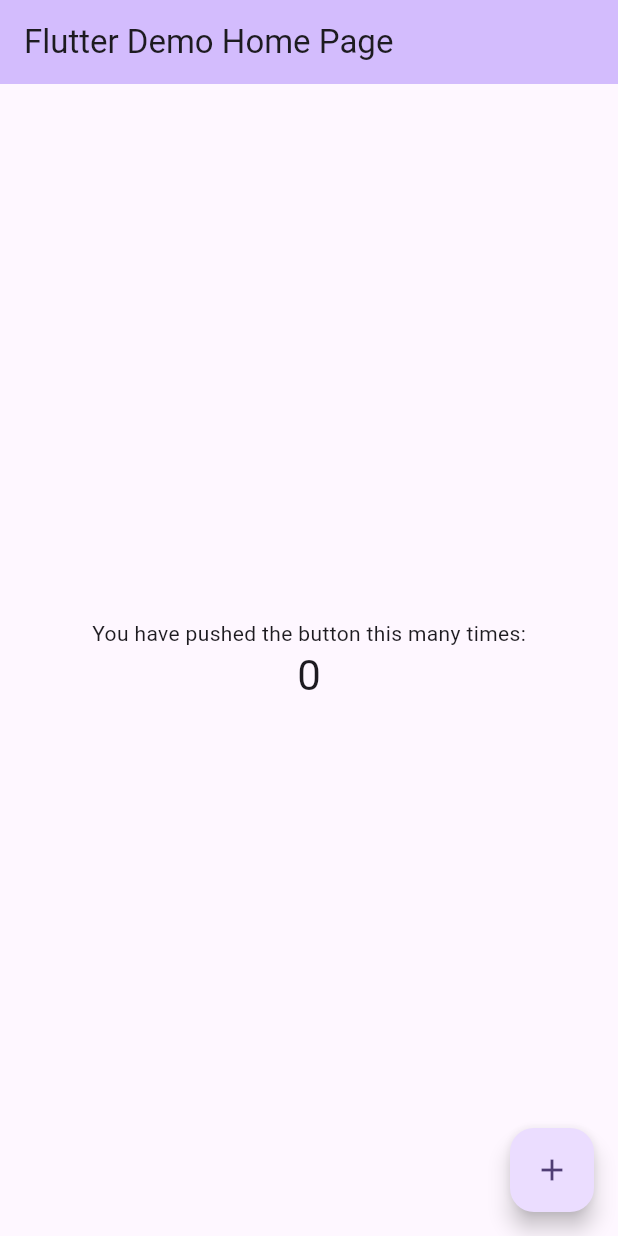
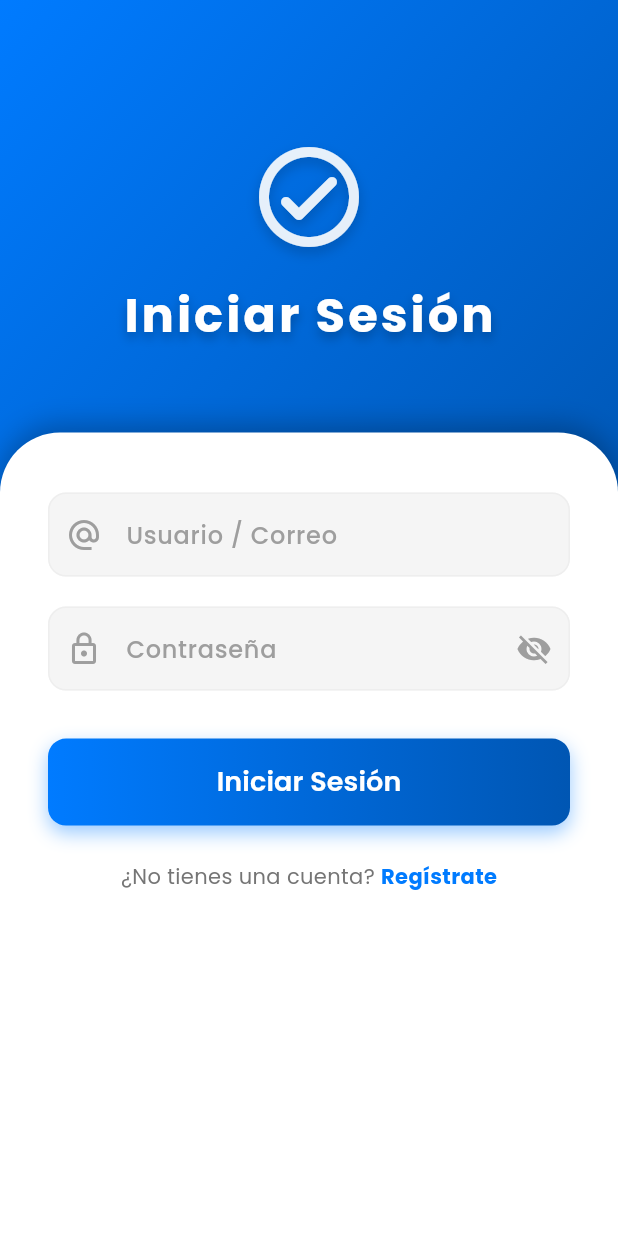
Before and after one commit to proyecto-de-11/Reservas-canchas-app, a Flutter app: the screen it shows after launch, on a phone screen of 412 x 824 dp. Run offline on Flutter 3.47's test engine with Material 3 defaults, Android fonts, the phone set to English and light mode, and no system bars; our stand-ins replace google_fonts.

Commit message:
RC-82 diseño de iniciar sesion para cliente y propietario (cuentas en general execto admin)

```diff
--- /dev/null
+++ b/lib/login_screen.dart
@@ -0,0 +1,291 @@
+
+import 'package:flutter/material.dart';
+import 'package:google_fonts/google_fonts.dart';
+
+class LoginScreen extends StatefulWidget {
+  const LoginScreen({super.key});
+
+  @override
+  State<LoginScreen> createState() => _LoginScreenState();
+}
+
+class _LoginScreenState extends State<LoginScreen> with SingleTickerProviderStateMixin {
+  final _formKey = GlobalKey<FormState>();
+  bool _obscureText = true;
+
+  late AnimationController _controller;
+  late Animation<double> _fadeAnimation;
+  late Animation<Offset> _slideAnimation;
+
+  final _emailFocusNode = FocusNode();
+  final _passwordFocusNode = FocusNode();
+
+  bool _animationsInitialized = false;
+
+  @override
+  void initState() {
+    super.initState();
+    // Listen to focus changes to rebuild the UI
+    _emailFocusNode.addListener(() => setState(() {}));
+    _passwordFocusNode.addListener(() => setState(() {}));
+  }
+
+  @override
+  void didChangeDependencies() {
+    super.didChangeDependencies();
+    if (!_animationsInitialized) {
+      _controller = AnimationController(
+        vsync: this,
+        duration: const Duration(milliseconds: 1200),
+      );
+
+      _fadeAnimation = Tween<double>(begin: 0.0, end: 1.0).animate(
+        CurvedAnimation(parent: _controller, curve: Curves.easeIn),
+      );
+
+      _slideAnimation = Tween<Offset>(begin: const Offset(0, 0.5), end: Offset.zero).animate(
+        CurvedAnimation(parent: _controller, curve: Curves.easeInOutBack),
+      );
+
+      _controller.forward();
+      _animationsInitialized = true;
+    }
+  }
+
+  @override
+  void dispose() {
+    _controller.dispose();
+    _emailFocusNode.dispose();
+    _passwordFocusNode.dispose();
+    super.dispose();
+  }
+
+  @override
+  Widget build(BuildContext context) {
+    final size = MediaQuery.of(context).size;
+
+    return Scaffold(
+      body: Stack(
+        children: [
+          _buildTopBluePart(size),
+          Align(
+            alignment: Alignment.bottomCenter,
+            child: _buildBottomWhiteCard(size),
+          ),
+        ],
+      ),
+    );
+  }
+
+  Widget _buildTopBluePart(Size size) {
+    return Container(
+      height: size.height * 0.45,
+      width: double.infinity,
+      decoration: const BoxDecoration(
+        gradient: LinearGradient(
+          colors: [Color(0xFF007BFF), Color(0xFF0056B3)],
+          begin: Alignment.topLeft,
+          end: Alignment.bottomRight,
+        ),
+      ),
+      child: FadeTransition(
+        opacity: _fadeAnimation,
+        child: Column(
+          mainAxisAlignment: MainAxisAlignment.center,
+          children: [
+            const Spacer(flex: 2),
+            Icon(
+              Icons.check_circle_outline_rounded,
+              size: 80,
+              color: Colors.white.withOpacity(0.9),
+              shadows: [
+                BoxShadow(
+                  color: Colors.black.withOpacity(0.2),
+                  blurRadius: 10,
+                  offset: const Offset(0, 4),
+                )
+              ],
+            ),
+            const SizedBox(height: 16),
+            Text(
+              'Iniciar Sesión',
+              style: GoogleFonts.poppins(
+                fontSize: 32,
+                fontWeight: FontWeight.bold,
+                color: Colors.white,
+                letterSpacing: 2,
+                shadows: [
+                  Shadow(
+                    color: Colors.black.withOpacity(0.25),
+                    blurRadius: 8,
+                    offset: const Offset(0, 4),
+                  ),
+                ],
+              ),
+            ),
+            const Spacer(flex: 3),
+          ],
+        ),
+      ),
+    );
+  }
+
+  Widget _buildBottomWhiteCard(Size size) {
+    return SlideTransition(
+      position: _slideAnimation,
+      child: FadeTransition(
+        opacity: _fadeAnimation,
+        child: Container(
+          height: size.height * 0.65,
+          width: double.infinity,
+          padding: const EdgeInsets.symmetric(horizontal: 32, vertical: 40),
+          decoration: const BoxDecoration(
+            color: Colors.white,
+            borderRadius: BorderRadius.only(
+              topLeft: Radius.circular(40),
+              topRight: Radius.circular(40),
+            ),
+            boxShadow: [
+              BoxShadow(
+                color: Colors.black26,
+                blurRadius: 15,
+                offset: Offset(0, -5),
+              ),
+            ],
+          ),
+          child: SingleChildScrollView(
+            child: Form(
+              key: _formKey,
+              child: Column(
+                crossAxisAlignment: CrossAxisAlignment.stretch,
+                children: [
+                  _buildTextField(
+                    focusNode: _emailFocusNode,
+                    icon: Icons.alternate_email,
+                    hint: 'Usuario / Correo',
+                  ),
+                  const SizedBox(height: 20),
+                  _buildTextField(
+                    focusNode: _passwordFocusNode,
+                    icon: Icons.lock_outline,
+                    hint: 'Contraseña',
+                    isPassword: true,
+                  ),
+                  const SizedBox(height: 32),
+                  _buildLoginButton(),
+                  const SizedBox(height: 24),
+                  _buildRegisterLink(),
+                ],
+              ),
+            ),
+          ),
+        ),
+      ),
+    );
+  }
+
+  Widget _buildTextField({
+    required FocusNode focusNode,
+    required IconData icon,
+    required String hint,
+    bool isPassword = false,
+  }) {
+    final bool hasFocus = focusNode.hasFocus;
+    return TextFormField(
+      focusNode: focusNode,
+      obscureText: isPassword ? _obscureText : false,
+      decoration: InputDecoration(
+        hintText: hint,
+        hintStyle: GoogleFonts.poppins(color: Colors.grey[500]),
+        prefixIcon: Icon(
+          icon,
+          color: hasFocus ? const Color(0xFF007BFF) : Colors.grey[500],
+        ),
+        suffixIcon: isPassword
+            ? IconButton(
+                icon: Icon(
+                  _obscureText ? Icons.visibility_off : Icons.visibility,
+                  color: Colors.grey[500],
+                ),
+                onPressed: () => setState(() => _obscureText = !_obscureText),
+              )
+            : null,
+        filled: true,
+        fillColor: Colors.grey[100],
+        border: OutlineInputBorder(
+          borderRadius: BorderRadius.circular(12),
+          borderSide: BorderSide.none,
+        ),
+        enabledBorder: OutlineInputBorder(
+          borderRadius: BorderRadius.circular(12),
+          borderSide: BorderSide(color: Colors.grey[200]!),
+        ),
+        focusedBorder: OutlineInputBorder(
+          borderRadius: BorderRadius.circular(12),
+          borderSide: const BorderSide(color: Color(0xFF007BFF), width: 1.5),
+        ),
+      ),
+      style: GoogleFonts.poppins(color: Colors.black87, fontWeight: FontWeight.w500),
+    );
+  }
+
+  Widget _buildLoginButton() {
+    return Container(
+      decoration: BoxDecoration(
+        borderRadius: BorderRadius.circular(12),
+        gradient: const LinearGradient(
+          colors: [Color(0xFF007BFF), Color(0xFF0056B3)],
+          begin: Alignment.centerLeft,
+          end: Alignment.centerRight,
+        ),
+        boxShadow: [
+          BoxShadow(
+            color: const Color(0xFF007BFF).withOpacity(0.4),
+            blurRadius: 10,
+            offset: const Offset(0, 5),
+          ),
+        ],
+      ),
+      child: ElevatedButton(
+        onPressed: () {
+          if (_formKey.currentState?.validate() ?? false) {
+            // Login logic
+          }
+        },
+        style: ElevatedButton.styleFrom(
+          backgroundColor: Colors.transparent,
+          foregroundColor: Colors.white,
+          padding: const EdgeInsets.symmetric(vertical: 16),
+          shape: RoundedRectangleBorder(borderRadius: BorderRadius.circular(12)),
+          elevation: 0, // Shadow is handled by the container
+        ),
+        child: Text(
+          'Iniciar Sesión',
+          style: GoogleFonts.poppins(
+            fontSize: 18,
+            fontWeight: FontWeight.w600,
+          ),
+        ),
+      ),
+    );
+  }
+
+  Widget _buildRegisterLink() {
+    return Row(
+      mainAxisAlignment: MainAxisAlignment.center,
+      children: [
+        Text(
+          "¿No tienes una cuenta? ",
+          style: GoogleFonts.poppins(color: Colors.grey[600]),
+        ),
+        Text(
+          'Regístrate',
+          style: GoogleFonts.poppins(
+            color: const Color(0xFF007BFF),
+            fontWeight: FontWeight.bold,
+          ),
+        ),
+      ],
+    );
+  }
+}
--- a/lib/main.dart
+++ b/lib/main.dart
@@ -1,4 +1,6 @@
+
 import 'package:flutter/material.dart';
+import 'package:myapp/login_screen.dart';
 
 void main() {
   runApp(const MyApp());
@@ -7,116 +9,14 @@ void main() {
 class MyApp extends StatelessWidget {
   const MyApp({super.key});
 
-  // This widget is the root of your application.
   @override
   Widget build(BuildContext context) {
     return MaterialApp(
-      title: 'Flutter Demo',
+      title: 'Reservas Canchas',
       theme: ThemeData(
-        // This is the theme of your application.
-        //
-        // TRY THIS: Try running your application with "flutter run". You'll see
-        // the application has a purple toolbar. Then, without quitting the app,
-        // try changing the seedColor in the colorScheme below to Colors.green
-        // and then invoke "hot reload" (save your changes or press the "hot
-        // reload" button in a Flutter-supported IDE, or press "r" if you used
-        // the command line to start the app).
-        //
-        // Notice that the counter didn't reset back to zero; the application
-        // state is not lost during the reload. To reset the state, use hot
-        // restart instead.
-        //
-        // This works for code too, not just values: Most code changes can be
-        // tested with just a hot reload.
-        colorScheme: ColorScheme.fromSeed(seedColor: Colors.deepPurple),
+        primarySwatch: Colors.blue,
       ),
-      home: const MyHomePage(title: 'Flutter Demo Home Page'),
+      home: const LoginScreen(),
     );
   }
 }
-
-class MyHomePage extends StatefulWidget {
-  const MyHomePage({super.key, required this.title});
-
-  // This widget is the home page of your application. It is stateful, meaning
-  // that it has a State object (defined below) that contains fields that affect
-  // how it looks.
-
-  // This class is the configuration for the state. It holds the values (in this
-  // case the title) provided by the parent (in this case the App widget) and
-  // used by the build method of the State. Fields in a Widget subclass are
-  // always marked "final".
-
-  final String title;
-
-  @override
-  State<MyHomePage> createState() => _MyHomePageState();
-}
-
-class _MyHomePageState extends State<MyHomePage> {
-  int _counter = 0;
-
-  void _incrementCounter() {
-    setState(() {
-      // This call to setState tells the Flutter framework that something has
-      // changed in this State, which causes it to rerun the build method below
-      // so that the display can reflect the updated values. If we changed
-      // _counter without calling setState(), then the build method would not be
-      // called again, and so nothing would appear to happen.
-      _counter++;
-    });
-  }
-
-  @override
-  Widget build(BuildContext context) {
-    // This method is rerun every time setState is called, for instance as done
-    // by the _incrementCounter method above.
-    //
-    // The Flutter framework has been optimized to make rerunning build methods
-    // fast, so that you can just rebuild anything that needs updating rather
-    // than having to individually change instances of widgets.
-    return Scaffold(
-      appBar: AppBar(
-        // TRY THIS: Try changing the color here to a specific color (to
-        // Colors.amber, perhaps?) and trigger a hot reload to see the AppBar
-        // change color while the other colors stay the same.
-        backgroundColor: Theme.of(context).colorScheme.inversePrimary,
-        // Here we take the value from the MyHomePage object that was created by
-        // the App.build method, and use it to set our appbar title.
-        title: Text(widget.title),
-      ),
-      body: Center(
-        // Center is a layout widget. It takes a single child and positions it
-        // in the middle of the parent.
-        child: Column(
-          // Column is also a layout widget. It takes a list of children and
-          // arranges them vertically. By default, it sizes itself to fit its
-          // children horizontally, and tries to be as tall as its parent.
-          //
-          // Column has various properties to control how it sizes itself and
-          // how it positions its children. Here we use mainAxisAlignment to
-          // center the children vertically; the main axis here is the vertical
-          // axis because Columns are vertical (the cross axis would be
-          // horizontal).
-          //
-          // TRY THIS: Invoke "debug painting" (choose the "Toggle Debug Paint"
-          // action in the IDE, or press "p" in the console), to see the
-          // wireframe for each widget.
-          mainAxisAlignment: MainAxisAlignment.center,
-          children: <Widget>[
-            const Text('You have pushed the button this many times:'),
-            Text(
-              '$_counter',
-              style: Theme.of(context).textTheme.headlineMedium,
-            ),
-          ],
-        ),
-      ),
-      floatingActionButton: FloatingActionButton(
-        onPressed: _incrementCounter,
-        tooltip: 'Increment',
-        child: const Icon(Icons.add),
-      ), // This trailing comma makes auto-formatting nicer for build methods.
-    );
-  }
-}
```
Also changed, not shown: pubspec.yaml (+9 -71 lines), assets/login_illustration.svg (added), pubspec.lock, 1 other file.
